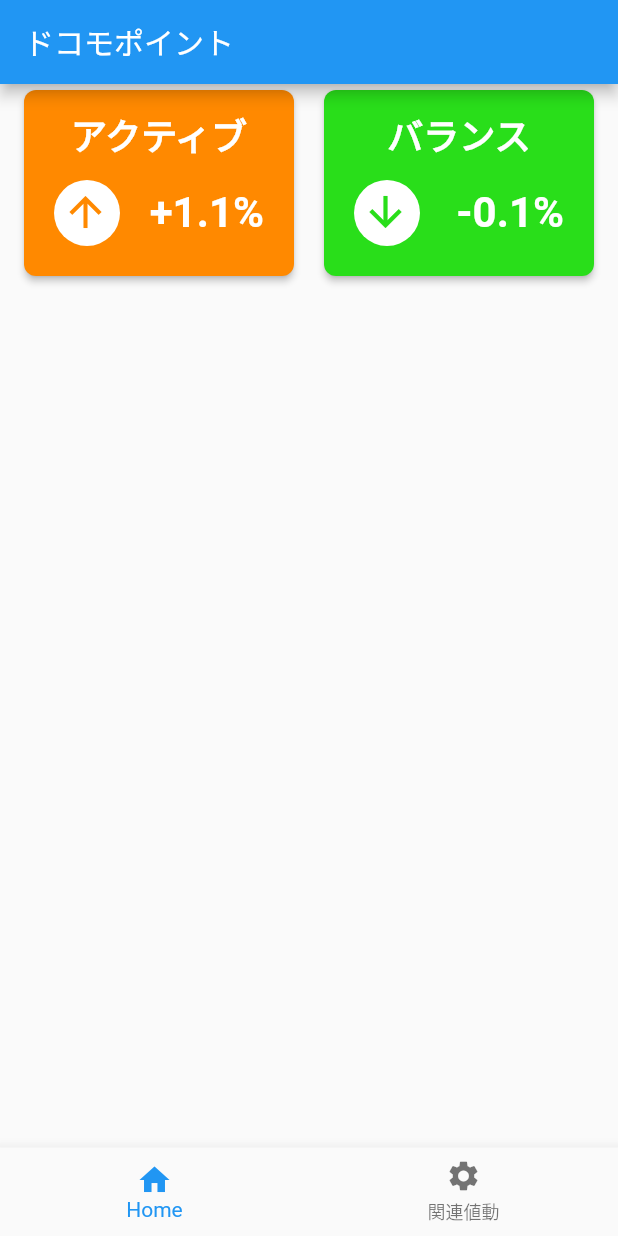
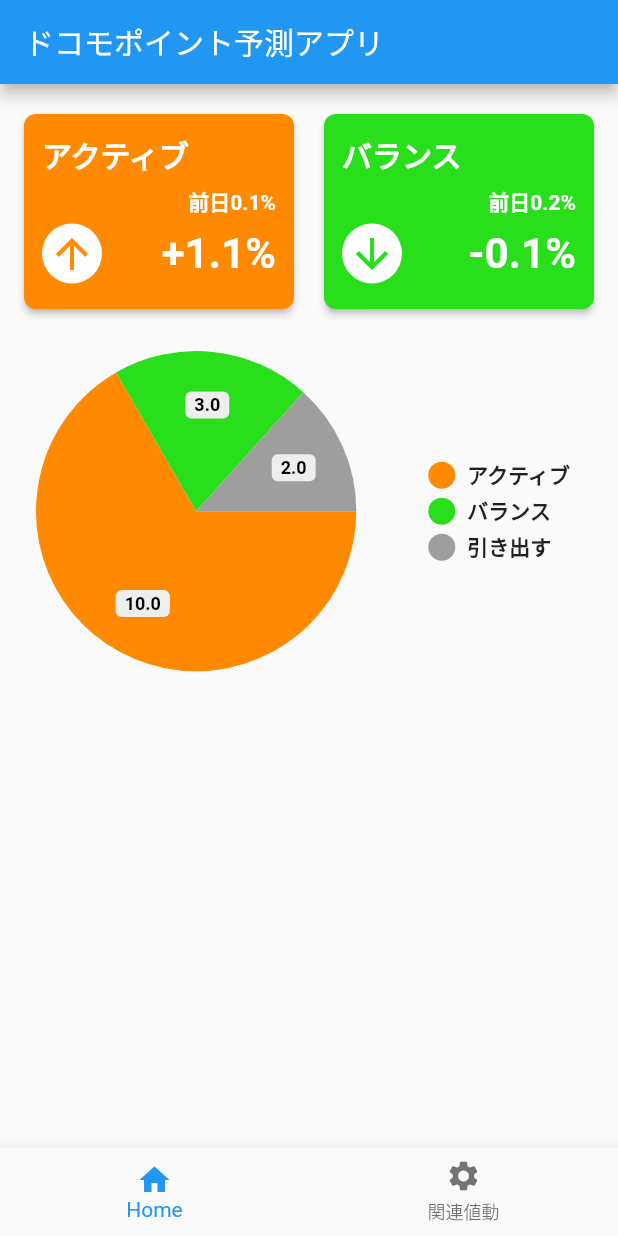
Before and after one commit to yun8686/dpoint_viewer, a Flutter app: the screen it shows after launch, on a phone screen of 412 x 824 dp. Run offline on Flutter 3.47's test engine with Material 2 defaults, Android fonts, the phone set to English and light mode, and no system bars; drawn by our look-alikes of pie_chart; our stand-ins replace percent_indicator.

Commit message:
カード型の修正対応・円グラフの実装

```diff
--- a/lib/main.dart
+++ b/lib/main.dart
@@ -29,7 +29,7 @@ class _HomePageState extends State<HomePage> {
   Widget build(BuildContext context) {
     return Scaffold(
       appBar: AppBar(
-        title: const Text('ドコモポイント'),
+        title: const Text('ドコモポイント予測アプリ'),
       ),
       body: _selectedIndex == 0 ? ExpectationPage() : RelationPage(),
       bottomNavigationBar: BottomNavigationBar(
--- a/lib/page/expectation.dart
+++ b/lib/page/expectation.dart
@@ -1,4 +1,5 @@
 import 'package:flutter/material.dart';
+import 'package:pie_chart/pie_chart.dart';
 
 // import 'package:percent_indicator/percent_indicator.dart';
 class ExpectationPage extends StatefulWidget {
@@ -10,12 +11,16 @@ class ExpectationState extends State<ExpectationPage> {
   double circle = 1.0;
   double activeValue = 1.1;
   double balanceValue = -0.1;
+  double before_activeValue = 0.1;
+  double before_balanceValue = 0.2;
 
   @override
   Widget build(BuildContext context) {
     final Size size = MediaQuery.of(context).size;
 
-    return Column(
+    return Padding(
+        padding: EdgeInsets.only(top: 16.0),
+        child: Column(
           children: <Widget>[
             Row(
               mainAxisAlignment: MainAxisAlignment.spaceEvenly,
@@ -26,25 +31,47 @@ class ExpectationState extends State<ExpectationPage> {
                   child: Container(
                     margin: const EdgeInsets.all(12.0),
                     width: size.width / 2 - 50,
-                height: 100,
+                    height: 106,
                     child: Column(children: <Widget>[
-                  Text(
+                      ConstrainedBox(
+                        constraints: BoxConstraints(
+                          minWidth: size.width / 2 - 50,
+                        ),
+                        child: Text(
                           'アクティブ',
+                          textAlign: TextAlign.left,
                           style: TextStyle(
                               fontWeight: FontWeight.bold,
-                        fontSize: 24,
+                              fontSize: 20,
                               color: Colors.white),
                         ),
+                      ),
                       Padding(
-                    padding: EdgeInsets.only(top: 12.0, right: 8, left: 8),
+                        padding: EdgeInsets.only(top: 6.0),
+                        child: ConstrainedBox(
+                          constraints: BoxConstraints(
+                            minWidth: size.width / 2 - 50,
+                          ),
+                          child: Text(
+                            '前日${before_activeValue}%',
+                            textAlign: TextAlign.right,
+                            style: TextStyle(
+                                fontWeight: FontWeight.bold,
+                                fontSize: 14,
+                                color: Colors.white),
+                          ),
+                        ),
+                      ),
+                      Padding(
+                        padding: EdgeInsets.only(top: 4.0, right: 0, left: 0),
                         child: Row(
                             mainAxisAlignment: MainAxisAlignment.spaceBetween,
                             children: <Widget>[
                               Stack(children: <Widget>[
                                 Positioned(
                                   child: Container(
-                                width: 44,
-                                height: 44,
+                                    width: 40,
+                                    height: 40,
                                     decoration: BoxDecoration(
                                       color: Colors.white,
                                       borderRadius: BorderRadius.circular(100),
@@ -52,8 +79,8 @@ class ExpectationState extends State<ExpectationPage> {
                                   ),
                                 ),
                                 Positioned(
-                              top: 5,
-                              left: 5,
+                                  top: 4,
+                                  left: 4,
                                   child: Icon(
                                     activeValue > 0
                                         ? Icons.arrow_upward
@@ -65,7 +92,10 @@ class ExpectationState extends State<ExpectationPage> {
                                   ),
                                 ),
                               ]),
-                          Text(
+                              Padding(
+                                padding: EdgeInsets.only(
+                                    top: 0.0, right: 0, left: 8),
+                                child: Text(
                                   activeValue > 0
                                       ? "+$activeValue%"
                                       : "$activeValue%",
@@ -75,6 +105,7 @@ class ExpectationState extends State<ExpectationPage> {
                                     color: Colors.white,
                                   ),
                                 ),
+                              )
                             ]),
                       ),
                     ]),
@@ -89,25 +120,47 @@ class ExpectationState extends State<ExpectationPage> {
                   child: Container(
                     margin: const EdgeInsets.all(12.0),
                     width: size.width / 2 - 50,
-                height: 100,
+                    height: 106,
                     child: Column(children: <Widget>[
-                  Text(
+                      ConstrainedBox(
+                        constraints: BoxConstraints(
+                          minWidth: size.width / 2 - 50,
+                        ),
+                        child: Text(
                           'バランス',
+                          textAlign: TextAlign.left,
                           style: TextStyle(
                               fontWeight: FontWeight.bold,
-                        fontSize: 24,
+                              fontSize: 20,
                               color: Colors.white),
                         ),
+                      ),
                       Padding(
-                    padding: EdgeInsets.only(top: 12.0, right: 8, left: 8),
+                        padding: EdgeInsets.only(top: 6.0, right: 0, left: 0),
+                        child: ConstrainedBox(
+                          constraints: BoxConstraints(
+                            minWidth: size.width / 2 - 50,
+                          ),
+                          child: Text(
+                            '前日${before_balanceValue}%',
+                            textAlign: TextAlign.right,
+                            style: TextStyle(
+                                fontWeight: FontWeight.bold,
+                                fontSize: 14,
+                                color: Colors.white),
+                          ),
+                        ),
+                      ),
+                      Padding(
+                        padding: EdgeInsets.only(top: 4.0, right: 0, left: 0),
                         child: Row(
                             mainAxisAlignment: MainAxisAlignment.spaceBetween,
                             children: <Widget>[
                               Stack(children: <Widget>[
                                 Positioned(
                                   child: Container(
-                                width: 44,
-                                height: 44,
+                                    width: 40,
+                                    height: 40,
                                     decoration: BoxDecoration(
                                       color: Colors.white,
                                       borderRadius: BorderRadius.circular(100),
@@ -115,8 +168,8 @@ class ExpectationState extends State<ExpectationPage> {
                                   ),
                                 ),
                                 Positioned(
-                              top: 5,
-                              left: 5,
+                                  top: 4,
+                                  left: 4,
                                   child: Icon(
                                     balanceValue > 0
                                         ? Icons.arrow_upward
@@ -128,7 +181,10 @@ class ExpectationState extends State<ExpectationPage> {
                                   ),
                                 ),
                               ]),
-                          Text(
+                              Padding(
+                                padding: EdgeInsets.only(
+                                    top: 0.0, right: 0, left: 8),
+                                child: Text(
                                   balanceValue > 0
                                       ? "+$balanceValue%"
                                       : "$balanceValue%",
@@ -138,6 +194,7 @@ class ExpectationState extends State<ExpectationPage> {
                                     color: Colors.white,
                                   ),
                                 ),
+                              )
                             ]),
                       ),
                     ]),
@@ -146,67 +203,41 @@ class ExpectationState extends State<ExpectationPage> {
                     borderRadius: BorderRadius.circular(8.0),
                   ),
                 ),
-            // Padding(
-            //   padding: activeFlag ? EdgeInsets.all(16.0) : EdgeInsets.all(20.0),
-            //   child: new CircularPercentIndicator(
-            //     radius:
-            //         activeFlag ? (size.width / 2 - 24) : (size.width / 2 - 48),
-            //     lineWidth: 12.0,
-            //     animation: true,
-            //     percent: circle,
-            //     center: new Text(
-            //       activeValue > 0 ? "+$activeValue%" : "$activeValue%",
-            //       style: new TextStyle(
-            //         fontWeight: FontWeight.bold,
-            //         fontSize: activeFlag ? 28.0 : 20.0,
-            //         color: Colors.red,
-            //       ),
-            //     ),
-            //     circularStrokeCap: CircularStrokeCap.round,
-            //     progressColor: Colors.orange,
-            //   ),
-            // ),
-            // Padding(
-            //   padding:
-            //       balanceFlag ? EdgeInsets.all(16.0) : EdgeInsets.all(20.0),
-            //   child: new CircularPercentIndicator(
-            //     radius:
-            //         balanceFlag ? (size.width / 2 - 24) : (size.width / 2 - 48),
-            //     lineWidth: 13.0,
-            //     animation: true,
-            //     percent: circle,
-            //     center: new Text(
-            //       balanceValue > 0 ? "+$balanceValue%" : "$balanceValue%",
-            //       style: new TextStyle(
-            //         fontWeight: FontWeight.bold,
-            //         fontSize: balanceFlag ? 28.0 : 20.0,
-            //         color: Colors.blue,
-            //       ),
-            //     ),
-            //     circularStrokeCap: CircularStrokeCap.round,
-            //     progressColor: Colors.green,
-            //   ),
-            // ),
               ],
             ),
-        // Row(mainAxisAlignment: MainAxisAlignment.spaceAround, children: <
-        //     Widget>[
-        //   Padding(
-        //     padding: EdgeInsets.only(top: 0.0),
-        //     child: Text(
-        //       "アクティブ",
-        //       style: new TextStyle(fontWeight: FontWeight.bold, fontSize: 17.0),
-        //     ),
-        //   ),
-        //   Padding(
-        //     padding: EdgeInsets.only(top: 0.0),
-        //     child: Text(
-        //       "バランス",
-        //       style: new TextStyle(fontWeight: FontWeight.bold, fontSize: 17.0),
-        //     ),
-        //   ),
-        // ]),
+            Padding(
+              padding: EdgeInsets.all(16.0),
+              child: Circlegraph(),
+            ),
           ],
+        ));
+  }
+}
+
+class Circlegraph extends StatefulWidget {
+  @override
+  CirclegraphState createState() => CirclegraphState();
+}
+
+class CirclegraphState extends State<Circlegraph> {
+  Map<String, double> dataMap = new Map();
+  List<Color> colorList = [
+    Color(0xffFF8900),
+    Color(0xff29DE1A),
+    Colors.grey,
+  ];
+
+  @override
+  Widget build(BuildContext context) {
+    dataMap.putIfAbsent("アクティブ", () => 10);
+    dataMap.putIfAbsent("バランス", () => 3);
+    dataMap.putIfAbsent("引き出す", () => 2);
+    return PieChart(
+      dataMap: dataMap,
+      colorList: colorList,
+      showChartValuesInPercentage: true,
+      chartValueStyle:
+          defaultChartValueStyle.copyWith(color: Colors.white, fontSize: 16),
     );
   }
 }
--- a/pubspec.yaml
+++ b/pubspec.yaml
@@ -24,6 +24,7 @@ dependencies:
   # Use with the CupertinoIcons class for iOS style icons.
   cupertino_icons: ^0.1.2
   percent_indicator: ^2.1.5
+  pie_chart: ^3.1.1
 
 dev_dependencies:
   flutter_test:
@@ -38,6 +39,10 @@ flutter:
   # included with your application, so that you can use the icons in
   # the material Icons class.
   uses-material-design: true
+
+  assets:
+    - images/
+
   # To add assets to your application, add an assets section, like this:
   # assets:
   #   - images/a_dot_burr.jpeg
```
Lines whose indentation alone changed are shown as unchanged.
